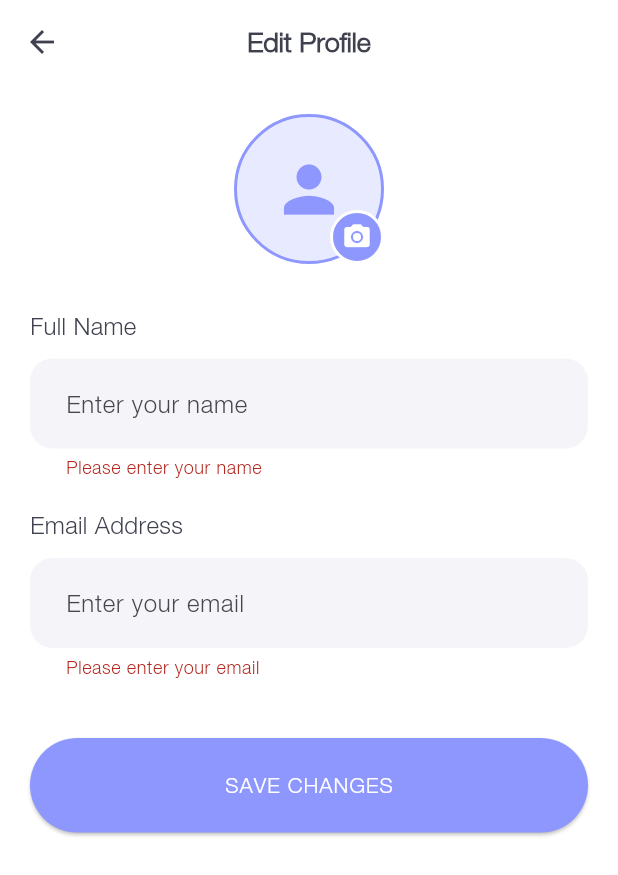
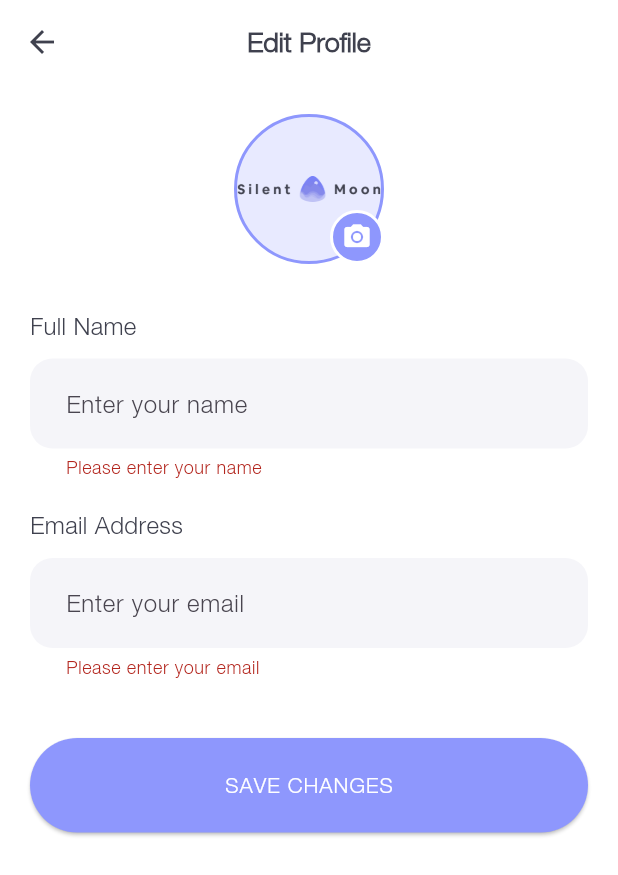
Before and after one commit to B11007011/meditation_app, a Flutter app: the EditProfileScreen screen opened directly, after a tap on "SAVE CHANGES", on a phone screen of 412 x 824 dp. Shown: the top 875 px of the screen. Run offline on Flutter 3.47's test engine with Material 3 defaults, Android fonts, the light colour scheme and no system bars; our stand-ins replace audioplayers, firebase_auth, firebase_core, firebase_crashlytics, firebase_storage, flutter_riverpod and 7 more; missing offline and left inert: flutter_facebook_auth; accounts and stored records are empty; network calls fail.

Commit message:
Enhance meditation app with Firebase Crashlytics integration for improved error reporting and user experience. Update main.dart for better Firebase initialization and error handling. Refactor ProfileProvider to include crash reporting features and improve user profile management. Implement image picker functionality in edit profile screen for user avatar updates, and enhance profile screen to display user avatars. Update dependencies in pubspec.yaml for new packages and ensure compatibility across platforms.

```diff
--- a/meditation_app/lib/features/profile/presentation/screens/edit_profile_screen.dart
+++ b/meditation_app/lib/features/profile/presentation/screens/edit_profile_screen.dart
@@ -1,6 +1,8 @@
-
+import 'dart:io';
 import 'package:flutter/material.dart';
 import 'package:provider/provider.dart';
+import 'package:image_picker/image_picker.dart';
+import 'package:firebase_storage/firebase_storage.dart';
 import 'package:meditation_app/shared/theme/app_theme.dart';
 import 'package:meditation_app/features/profile/domain/models/user_profile.dart';
 import 'package:meditation_app/features/profile/presentation/providers/profile_provider.dart';
@@ -16,7 +18,9 @@ class _EditProfileScreenState extends State<EditProfileScreen> {
   final _formKey = GlobalKey<FormState>();
   final TextEditingController _nameController = TextEditingController();
   final TextEditingController _emailController = TextEditingController();
+  final ImagePicker _picker = ImagePicker();
   bool _isLoading = false;
+  File? _imageFile;
 
   @override
   void initState() {
@@ -36,9 +40,49 @@ class _EditProfileScreenState extends State<EditProfileScreen> {
     super.dispose();
   }
 
-  void _saveProfile() {
+  Future<void> _pickImage() async {
+    try {
+      final XFile? image = await _picker.pickImage(source: ImageSource.gallery);
+      if (image != null) {
+        setState(() {
+          _imageFile = File(image.path);
+        });
+      }
+    } catch (e) {
+      ScaffoldMessenger.of(context).showSnackBar(
+        SnackBar(content: Text('Error picking image: $e')),
+      );
+    }
+  }
+
+  Future<String?> _uploadImage() async {
+    if (_imageFile == null) return null;
+
+    try {
+      final storageRef = FirebaseStorage.instance.ref();
+      final profileImageRef = storageRef.child('profile_images/${DateTime.now().millisecondsSinceEpoch}.jpg');
+
+      await profileImageRef.putFile(_imageFile!);
+      final downloadUrl = await profileImageRef.getDownloadURL();
+      return downloadUrl;
+    } catch (e) {
+      ScaffoldMessenger.of(context).showSnackBar(
+        SnackBar(content: Text('Error uploading image: $e')),
+      );
+      return null;
+    }
+  }
+
+  Future<void> _saveProfile() async {
     if (_formKey.currentState!.validate()) {
       setState(() => _isLoading = true);
+
+      try {
+        // Upload image if selected
+        String? imageUrl;
+        if (_imageFile != null) {
+          imageUrl = await _uploadImage();
+        }
 
         // Update the profile
         final profileProvider = Provider.of<ProfileProvider>(context, listen: false);
@@ -46,19 +90,29 @@ class _EditProfileScreenState extends State<EditProfileScreen> {
         final updatedProfile = currentProfile.copyWith(
           name: _nameController.text,
           email: _emailController.text,
+          avatarUrl: imageUrl ?? currentProfile.avatarUrl,
         );
 
-      // Simulate network delay
-      Future.delayed(const Duration(milliseconds: 800), () {
         profileProvider.updateProfile(updatedProfile);
+        if (mounted) {
+          Navigator.pop(context);
+        }
+      } catch (e) {
+        ScaffoldMessenger.of(context).showSnackBar(
+          SnackBar(content: Text('Error saving profile: $e')),
+        );
+      } finally {
+        if (mounted) {
           setState(() => _isLoading = false);
-        Navigator.pop(context);
-      });
+        }
+      }
     }
   }
 
   @override
   Widget build(BuildContext context) {
+    final profile = Provider.of<ProfileProvider>(context).userProfile;
+
     return Scaffold(
       backgroundColor: Colors.white,
       appBar: AppBar(
@@ -80,7 +134,7 @@ class _EditProfileScreenState extends State<EditProfileScreen> {
         centerTitle: true,
       ),
       body: SafeArea(
-        child: Padding(
+        child: SingleChildScrollView(
           padding: const EdgeInsets.all(20.0),
           child: Form(
             key: _formKey,
@@ -89,6 +143,8 @@ class _EditProfileScreenState extends State<EditProfileScreen> {
               children: [
                 // Profile Image
                 Center(
+                  child: GestureDetector(
+                    onTap: _isLoading ? null : _pickImage,
                     child: Stack(
                       children: [
                         Container(
@@ -102,11 +158,33 @@ class _EditProfileScreenState extends State<EditProfileScreen> {
                               width: 2,
                             ),
                           ),
-                        child: const Center(
-                          child: Icon(
-                            Icons.person,
-                            size: 50,
-                            color: AppColors.primary,
+                          child: ClipOval(
+                            child: _imageFile != null
+                                ? Image.file(
+                                    _imageFile!,
+                                    width: 100,
+                                    height: 100,
+                                    fit: BoxFit.cover,
+                                  )
+                                : profile.avatarUrl != null
+                                    ? Image.network(
+                                        profile.avatarUrl!,
+                                        width: 100,
+                                        height: 100,
+                                        fit: BoxFit.cover,
+                                        errorBuilder: (context, error, stackTrace) =>
+                                            Image.asset(
+                                          'assets/images/logo.png',
+                                          width: 100,
+                                          height: 100,
+                                          fit: BoxFit.contain,
+                                        ),
+                                      )
+                                    : Image.asset(
+                                        'assets/images/logo.png',
+                                        width: 100,
+                                        height: 100,
+                                        fit: BoxFit.contain,
                                       ),
                           ),
                         ),
@@ -124,14 +202,27 @@ class _EditProfileScreenState extends State<EditProfileScreen> {
                                 width: 2,
                               ),
                             ),
-                          child: const Icon(
+                            child: Icon(
                               Icons.camera_alt,
                               size: 20,
                               color: Colors.white,
                             ),
                           ),
                         ),
+                        if (_isLoading)
+                          Positioned.fill(
+                            child: Container(
+                              decoration: BoxDecoration(
+                                color: Colors.white.withOpacity(0.7),
+                                shape: BoxShape.circle,
+                              ),
+                              child: const Center(
+                                child: CircularProgressIndicator(),
+                              ),
+                            ),
+                          ),
                       ],
+                    ),
                   ),
                 ),
                 const SizedBox(height: 30),
--- /dev/null
+++ b/meditation_app/lib/shared/services/crash_reporting_service.dart
@@ -0,0 +1,57 @@
+import 'package:firebase_crashlytics/firebase_crashlytics.dart';
+import 'package:flutter/foundation.dart';
+
+class CrashReportingService {
+  static final CrashReportingService _instance = CrashReportingService._internal();
+  factory CrashReportingService() => _instance;
+
+  CrashReportingService._internal();
+
+  final _crashlytics = FirebaseCrashlytics.instance;
+
+  /// Initialize crash reporting
+  Future<void> initialize() async {
+    await _crashlytics.setCrashlyticsCollectionEnabled(!kDebugMode);
+    FlutterError.onError = _crashlytics.recordFlutterError;
+  }
+
+  /// Log a message to Crashlytics
+  void log(String message) {
+    _crashlytics.log(message);
+  }
+
+  /// Record a non-fatal error
+  Future<void> recordError(dynamic error, StackTrace? stack, {
+    bool fatal = false,
+    Map<String, dynamic>? customKeys,
+  }) async {
+    if (customKeys != null) {
+      for (final entry in customKeys.entries) {
+        await _crashlytics.setCustomKey(entry.key, entry.value);
+      }
+    }
+
+    await _crashlytics.recordError(
+      error,
+      stack,
+      fatal: fatal,
+    );
+  }
+
+  /// Set user identifier for better crash reporting
+  Future<void> setUserIdentifier(String identifier) async {
+    await _crashlytics.setUserIdentifier(identifier);
+  }
+
+  /// Add custom keys for better crash reporting
+  Future<void> setCustomKey(String key, dynamic value) async {
+    await _crashlytics.setCustomKey(key, value);
+  }
+
+  /// Force a crash for testing purposes (only in debug mode)
+  void forceCrash() {
+    if (kDebugMode) {
+      throw Exception('This is a test crash');
+    }
+  }
+}
--- a/meditation_app/pubspec.yaml
+++ b/meditation_app/pubspec.yaml
@@ -44,9 +44,13 @@ dependencies:
   path_provider: ^2.1.1
   firebase_core: ^2.15.1
   firebase_auth: ^4.9.1
+  firebase_storage: ^11.2.6
+  firebase_crashlytics: ^3.4.8
+  firebase_analytics: ^10.8.0
   google_sign_in: ^5.4.0
   flutter_facebook_auth: ^6.0.4
   package_info_plus: ^4.1.0
+  image_picker: ^1.0.4
 
 dev_dependencies:
   flutter_test:
```
Also changed, not shown: meditation_app/lib/features/profile/presentation/providers/profile_provider.dart (+65 -4 lines), meditation_app/lib/features/profile/presentation/screens/profile_screen.dart (+21 -6 lines), meditation_app/lib/main.dart (+22 -1 lines), meditation_app/lib/shared/adapters/duration_adapter.dart (added, +17 -0 lines), meditation_app/pubspec.lock, 6 other files. Lines whose indentation alone changed are shown as unchanged.
